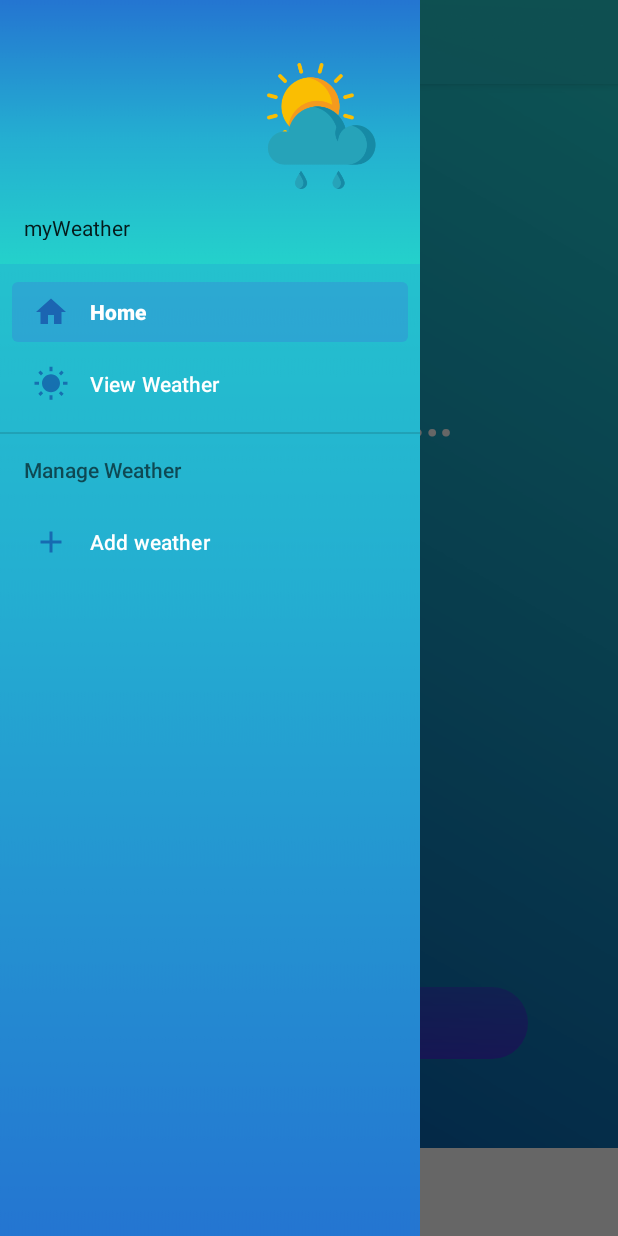
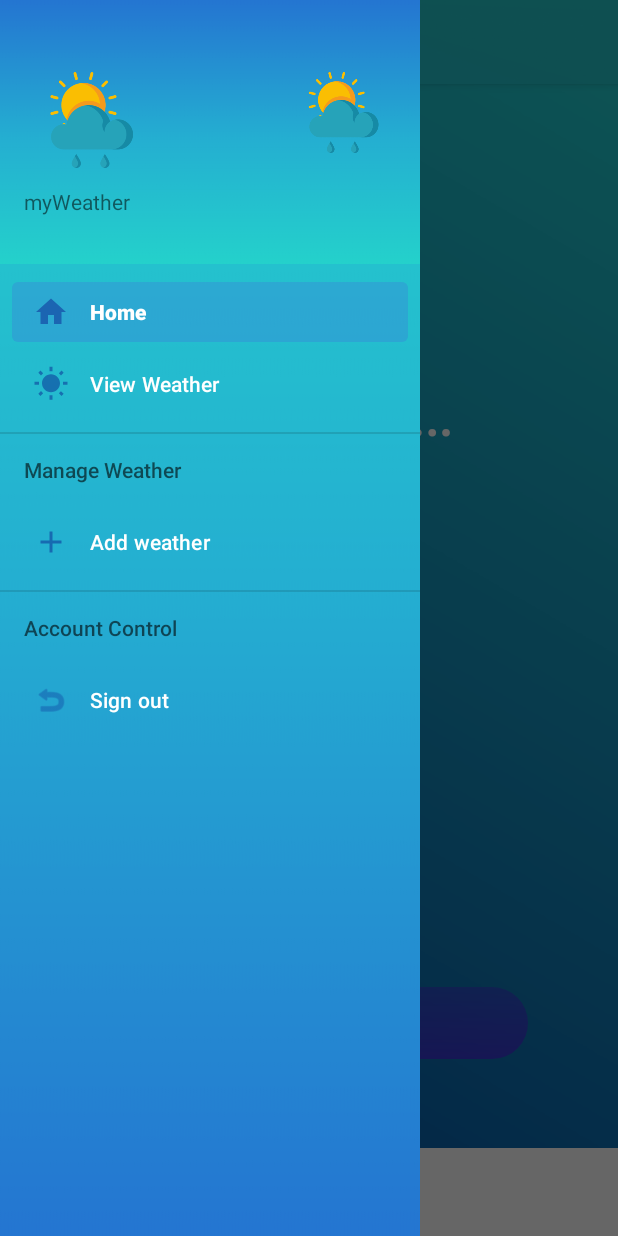
Before and after one commit to code-Adrian/myWeather, an Android app: the home screen opened directly, with no data from a screen before it, with the side drawer open, on a phone screen of 412 x 824 dp. Run offline under Robolectric (Android 15) with nearby library versions, the phone set to English and light mode, and no system bars; our stand-ins replace Firebase (no records; nobody signed in at launch, a user with empty details on screens opened directly), navigation-ui; libraries missing offline, so code that uses them is left out: com.firebase.ui, com.vmadalin.easypermissions; 3 statements that could not run were skipped.

Commit message:
Authentication improved; FirebaseUI [+] nav_header.xml now has an additional image for future account image. [+] nav_drawer_menu.xml additional item added, used to log the user account out. [+] LoggedInViewModel.kt added to give the user the option to grab liveFirebaseUser details and to log out.

```diff
--- a/app/src/main/java/org/wit/myweather/activities/home.kt
+++ b/app/src/main/java/org/wit/myweather/activities/home.kt
@@ -1,23 +1,34 @@
 package org.wit.myweather.activities
 
+import android.content.Intent
 import androidx.appcompat.app.AppCompatActivity
 import android.os.Bundle
+import android.view.Menu
 import android.widget.Toast
 import androidx.appcompat.widget.Toolbar
 import androidx.drawerlayout.widget.DrawerLayout
+import androidx.lifecycle.Observer
+import androidx.lifecycle.ViewModelProvider
 import androidx.navigation.findNavController
 import androidx.navigation.ui.*
+import com.google.android.material.navigation.NavigationView
+import com.google.firebase.auth.FirebaseUser
 import org.wit.myweather.R
 import org.wit.myweather.databinding.HomeBinding
+import org.wit.myweather.databinding.NavHeaderBinding
+import org.wit.myweather.ui.auth.LoggedInViewModel
+import org.wit.myweather.ui.auth.Login
+import kotlin.math.sign
 
 class home : AppCompatActivity() {
     private lateinit var drawerLayout: DrawerLayout
     private lateinit var homeBinding: HomeBinding
     private lateinit var appBarConfiguration: AppBarConfiguration
+    private lateinit var loggedInViewModel : LoggedInViewModel
+    private lateinit var navHeaderBinding : NavHeaderBinding
 
     override fun onCreate(savedInstanceState: Bundle?) {
         super.onCreate(savedInstanceState)
-
 
         homeBinding = HomeBinding.inflate(layoutInflater)
         setContentView(homeBinding.root)
@@ -35,6 +46,58 @@ class home : AppCompatActivity() {
         appBarConfiguration = AppBarConfiguration(setOf(
             R.id.menuFragment, R.id.weatherListFragment,R.id.weatherFragment,R.id.weatherTemperatureFragment,R.id.weatherEditFragment), drawerLayout)
             setupActionBarWithNavController(navController, appBarConfiguration)
+
+        signOut(navView)
+    }
+
+    override fun onStart() {
+        super.onStart()
+        loggedInViewModel = ViewModelProvider(this).get(LoggedInViewModel::class.java)
+
+        loggedInViewModel.liveFirebaseUser.observe(this, Observer { firebaseUser ->
+            if (firebaseUser != null) {
+                val currentUser = loggedInViewModel.liveFirebaseUser.value
+                if (currentUser != null) updateNavHeader(loggedInViewModel.liveFirebaseUser.value!!)
+
+            }
+        })
+
+        loggedInViewModel.loggedOut.observe(this, Observer { loggedout ->
+            if (loggedout) {
+                //startActivity(Intent(this, Login::class.java))
+                println(loggedout)
+            }
+        })
+    }
+
+    private fun updateNavHeader(currentUser: FirebaseUser) {
+        println(loggedInViewModel.liveFirebaseUser.value!!.uid)
+        var headerView = homeBinding.navView.getHeaderView(0)
+        navHeaderBinding = NavHeaderBinding.bind(headerView)
+        if(currentUser.isAnonymous){
+            navHeaderBinding.emailText.text = "Anonymous"
+        }
+        if(currentUser.isEmailVerified){
+            navHeaderBinding.emailText.text = currentUser.email
+        }
+
+
+    }
+
+    fun signOut(navView: NavigationView) {
+
+        val menu: Menu = navView.getMenu()
+        val menuItem = menu.findItem(R.id.nav_sign_out)
+        menuItem.setOnMenuItemClickListener {
+            loggedInViewModel.logOut()
+            //Launch Login activity and clear the back stack to stop navigating back to the Home activity
+            val intent = Intent(this, Login::class.java)
+            intent.addFlags(Intent.FLAG_ACTIVITY_CLEAR_TASK or Intent.FLAG_ACTIVITY_NEW_TASK)
+            startActivity(intent)
+            this.finish()
+            //startActivity(Intent(this, home::class.java))
+            true
+        }
     }
 
     override fun onSupportNavigateUp(): Boolean {
@@ -44,4 +107,7 @@ class home : AppCompatActivity() {
 
     }
 
+
+
+
 }
--- a/app/src/main/java/org/wit/myweather/firebase/FirebaseAuthManager.kt
+++ b/app/src/main/java/org/wit/myweather/firebase/FirebaseAuthManager.kt
@@ -20,6 +20,7 @@ class FirebaseAuthManager(application: Application, login: Login?) {
     private var loginInstance: Login? = null
 
     var firebaseAuth: FirebaseAuth? = null
+    var firebaseUI: AuthUI? = null
     var liveFirebaseUser = MutableLiveData<FirebaseUser>()
     var loggedOut = MutableLiveData<Boolean>()
 
@@ -27,15 +28,13 @@ class FirebaseAuthManager(application: Application, login: Login?) {
         providers()
         this.application = application
         this.loginInstance = login
+        firebaseUI = AuthUI.getInstance()
         firebaseAuth = FirebaseAuth.getInstance()
-
         if (firebaseAuth!!.currentUser != null) {
             liveFirebaseUser.postValue(firebaseAuth!!.currentUser)
             loggedOut.postValue(false)
+
         }
-
-
-
     }
 
     fun providers(){
@@ -54,6 +53,7 @@ class FirebaseAuthManager(application: Application, login: Login?) {
                     loginInstance?.startActivity(Intent(application, home::class.java))
                 }else{ //Not authenticated
                     try {
+                        loginInstance!!.finish()
                         loginInstance?.startActivityForResult(
                             AuthUI.getInstance().createSignInIntentBuilder()
                                 .setAvailableProviders(providers).build(),
@@ -71,6 +71,7 @@ class FirebaseAuthManager(application: Application, login: Login?) {
 
     fun logOut() {
         firebaseAuth!!.signOut()
+        firebaseUI!!.signOut(application!!.applicationContext)
         loggedOut.postValue(true)
     }
 }
--- /dev/null
+++ b/app/src/main/java/org/wit/myweather/ui/auth/LoggedInViewModel.kt
@@ -0,0 +1,18 @@
+package org.wit.myweather.ui.auth
+
+import android.app.Application
+import androidx.lifecycle.AndroidViewModel
+import androidx.lifecycle.MutableLiveData
+import com.google.firebase.auth.FirebaseUser
+import org.wit.myweather.firebase.FirebaseAuthManager
+
+class LoggedInViewModel(app: Application) : AndroidViewModel(app) {
+
+    var firebaseAuthManager : FirebaseAuthManager = FirebaseAuthManager(app,null)
+    var liveFirebaseUser : MutableLiveData<FirebaseUser> = firebaseAuthManager.liveFirebaseUser
+    var loggedOut : MutableLiveData<Boolean> = firebaseAuthManager.loggedOut
+
+    fun logOut() {
+        firebaseAuthManager.logOut()
+    }
+}
--- a/app/src/main/java/org/wit/myweather/ui/auth/Login.kt
+++ b/app/src/main/java/org/wit/myweather/ui/auth/Login.kt
@@ -2,13 +2,10 @@ package org.wit.myweather.ui.auth
 
 import android.content.Intent
 import android.os.Bundle
-import android.os.PersistableBundle
 import androidx.appcompat.app.AppCompatActivity
 import androidx.lifecycle.ViewModel
 import androidx.lifecycle.ViewModelProvider
-import com.firebase.ui.auth.AuthUI
-import com.google.firebase.auth.FirebaseAuth
-import org.wit.myweather.R
+import androidx.lifecycle.Observer
 import org.wit.myweather.databinding.LoginBinding
 
 class Login: AppCompatActivity() {
@@ -24,8 +21,18 @@ class Login: AppCompatActivity() {
 
     public override fun onStart() {
         super.onStart()
+
         loginViewModel = ViewModelProvider(this,viewModelFactory { LoginViewModel(this.application,this) }).get(LoginViewModel::class.java)
         listeners()
+
+        loginViewModel.liveFirebaseUser.observe(this, Observer
+        { firebaseUser ->
+            if (firebaseUser != null){
+
+            }
+
+            //do work
+        })
     }
 
     private fun listeners(){
--- a/app/src/main/res/layout/nav_header.xml
+++ b/app/src/main/res/layout/nav_header.xml
@@ -1,43 +1,59 @@
 <?xml version="1.0" encoding="utf-8"?>
-<LinearLayout xmlns:android="http://schemas.android.com/apk/res/android"
+<RelativeLayout xmlns:android="http://schemas.android.com/apk/res/android"
     xmlns:app="http://schemas.android.com/apk/res-auto"
     android:layout_width="match_parent"
     android:layout_height="@dimen/nav_header_height"
     android:background="@drawable/side_nav_bar"
-    android:gravity="bottom"
-    android:orientation="vertical"
+    android:gravity="top"
+    android:orientation="horizontal"
     android:paddingLeft="@dimen/activity_horizontal_margin"
     android:paddingTop="@dimen/activity_vertical_margin"
     android:paddingRight="@dimen/activity_horizontal_margin"
     android:paddingBottom="@dimen/activity_vertical_margin"
-    android:theme="@style/ThemeOverlay.AppCompat.Light">
+    android:theme="@style/ThemeOverlay.AppCompat.Light"
+    android:layout_gravity="fill_horizontal"
+    >
 
     <ImageView
-        android:id="@+id/imageView"
-        android:layout_width="100dp"
-        android:layout_height="100dp"
+        android:id="@+id/imageViewLoggedIn"
+        android:layout_width="90dp"
+        android:layout_height="80dp"
+        android:layout_gravity="start"
+        android:layout_marginTop="@dimen/activity_horizontal_margin"
+        android:contentDescription="@string/nav_header_desc"
+        android:paddingTop="@dimen/nav_header_vertical_spacing"
+        app:srcCompat="@drawable/rainycloudysunny" />
+
+    <ImageView
+        android:id="@+id/imageViewWeatherIcon"
+        android:layout_width="70dp"
+        android:layout_height="70dp"
+        android:layout_marginTop="@dimen/activity_horizontal_margin"
+        android:layout_alignParentRight="true"
         android:layout_gravity="end"
         android:contentDescription="@string/nav_header_desc"
         android:paddingTop="@dimen/nav_header_vertical_spacing"
-        app:srcCompat="@drawable/rainycloudysunny"
-        android:layout_marginTop="10dp"
-        />
+        app:srcCompat="@drawable/rainycloudysunny" />
 
 
+
+
+        <TextView
+            android:id="@+id/header"
+            android:layout_width="wrap_content"
+            android:layout_height="wrap_content"
+            android:layout_alignTop="@id/emailText"
+            android:paddingBottom="@dimen/activity_vertical_margin"
+            android:text="@string/nav_header_subtitle" />
+
     <TextView
+        android:id="@+id/emailText"
         android:layout_width="wrap_content"
         android:layout_height="wrap_content"
+        android:layout_alignParentBottom="true"
+        android:layout_gravity="start"
         android:paddingTop="@dimen/nav_header_vertical_spacing"
-        android:id="@+id/nextUpdateText"
-        android:layout_gravity="start"
-        android:text="@string/nav_header_title"
+        android:text="@string/nav_email_title"
         android:textAppearance="@style/TextAppearance.AppCompat.Body1" />
 
-
-    <TextView
-        android:id="@+id/textView"
-        android:layout_width="wrap_content"
-        android:layout_height="wrap_content"
-        android:text="@string/nav_header_subtitle" />
-
-</LinearLayout>
+</RelativeLayout>
--- a/app/src/main/res/layout/weather_card.xml
+++ b/app/src/main/res/layout/weather_card.xml
@@ -69,10 +69,10 @@
         android:id="@+id/editImage"
         android:layout_width="35dp"
         android:layout_height="35dp"
+        android:layout_below="@+id/locationDescription"
         android:layout_alignParentEnd="true"
-        android:layout_below="@+id/locationDescription"
-        android:src="@drawable/edit"
-        android:contentDescription="@string/card_edit" />
+        android:contentDescription="@string/card_edit"
+        android:src="@drawable/edit" />
 </RelativeLayout>
 
 </androidx.cardview.widget.CardView>
--- a/app/src/main/res/menu/nav_drawer_menu.xml
+++ b/app/src/main/res/menu/nav_drawer_menu.xml
@@ -3,9 +3,6 @@
     xmlns:tools="http://schemas.android.com/tools"
     tools:showIn="navigation_view"
     >
-
-
-
     <group android:checkableBehavior="single">
         <item
             android:id="@+id/menuFragment"
@@ -26,4 +23,13 @@
 
         </menu>
     </item>
+
+    <item android:title="@string/account_control">
+        <menu>
+            <item
+                android:id="@+id/nav_sign_out"
+                android:icon="@android:drawable/ic_menu_revert"
+                android:title="@string/sign_out" />
+        </menu>
+    </item>
 </menu>
--- a/app/src/main/res/values/strings.xml
+++ b/app/src/main/res/values/strings.xml
@@ -42,8 +42,8 @@
     <string name="edit_fail">Failed to edit</string>
     <string name="add_fail">Failed to create</string>
 
-    <string name="nav_header_title">myWeather</string>
-    <string name="nav_header_subtitle"></string>
+    <string name="nav_email_title">users email</string>
+    <string name="nav_header_subtitle">myWeather</string>
     <string name="nav_header_desc">Navigation header</string>
 
     <string name="firebase">https://myweather-95318-default-rtdb.firebaseio.com/</string>
@@ -58,4 +58,7 @@
     <string name="hello_first_fragment">Hello first fragment</string>
     <string name="hello_second_fragment">Hello second fragment. Arg: %1$s</string>
 
+    <string name="sign_out">Sign out</string>
+    <string name="account_control">Account Control</string>
+
 </resources>
```
